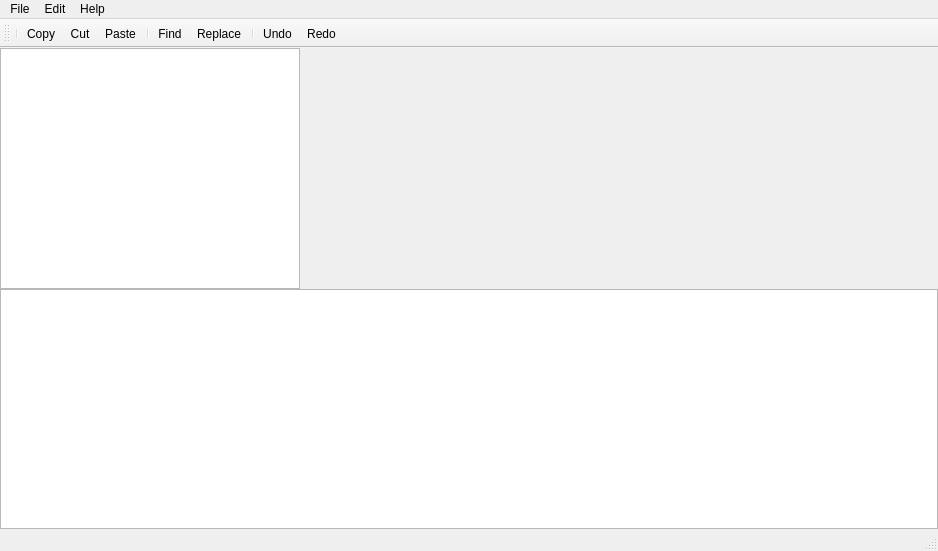
The window that app/src/mainwindow.ui (MansTomb/utext) describes before a commit, drawn with Qt 5.
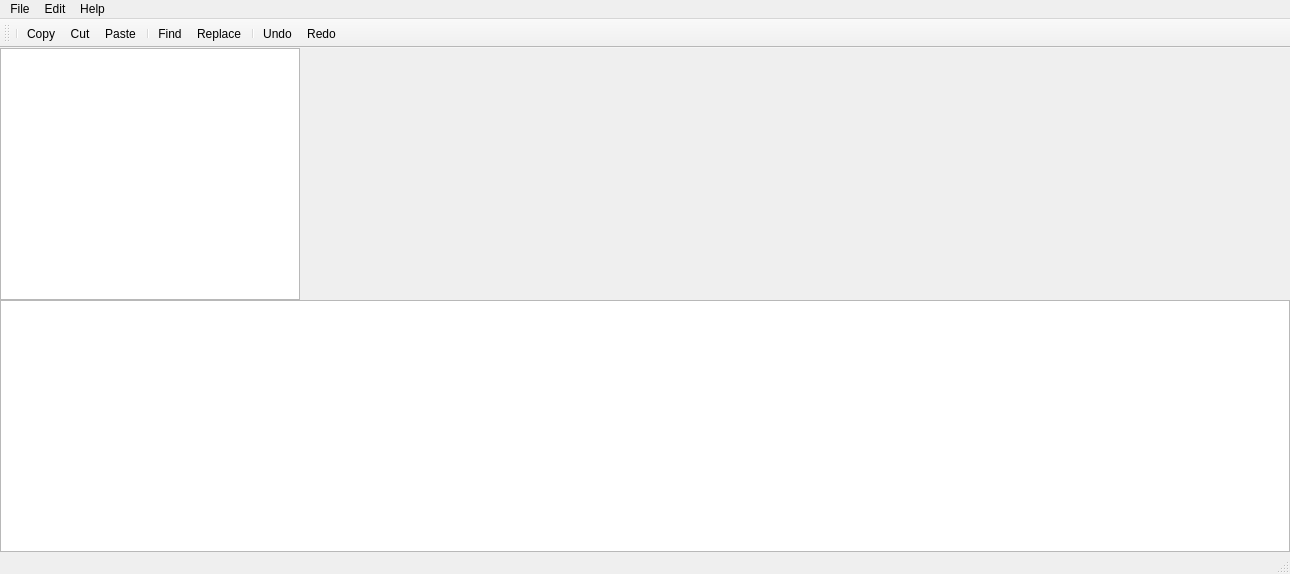
The same window after the commit. Custom widgets are drawn as their Qt base class.

Commit message: size logger

The edit to the form file:
```diff
--- a/app/src/mainwindow.ui
+++ b/app/src/mainwindow.ui
@@ -6,8 +6,8 @@
    <rect>
     <x>0</x>
     <y>0</y>
-    <width>938</width>
-    <height>551</height>
+    <width>1290</width>
+    <height>574</height>
    </rect>
   </property>
   <property name="windowTitle">
@@ -82,6 +82,18 @@
     </item>
     <item row="1" column="0">
      <widget class="Logger" name="textEdit">
+      <property name="sizePolicy">
+       <sizepolicy hsizetype="MinimumExpanding" vsizetype="MinimumExpanding">
+        <horstretch>0</horstretch>
+        <verstretch>0</verstretch>
+       </sizepolicy>
+      </property>
+      <property name="maximumSize">
+       <size>
+        <width>16777215</width>
+        <height>300</height>
+       </size>
+      </property>
       <property name="readOnly">
        <bool>true</bool>
       </property>
@@ -94,7 +106,7 @@
     <rect>
      <x>0</x>
      <y>0</y>
-     <width>938</width>
+     <width>1290</width>
      <height>22</height>
     </rect>
    </property>
```
Left out of the diff: 4 changed lines with no effect on the pictures. The commit also changes 2 other files.
